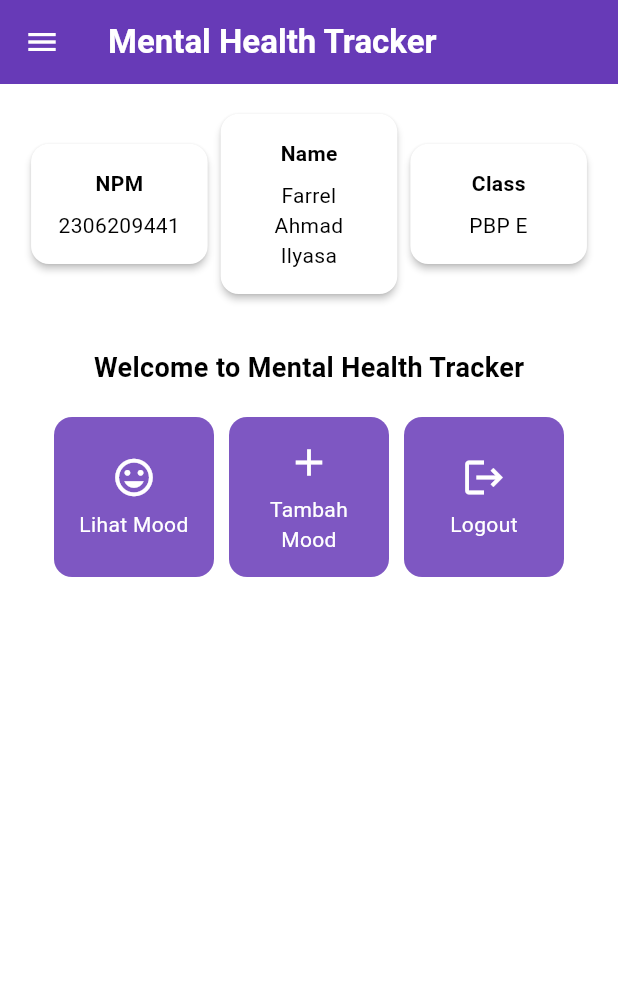
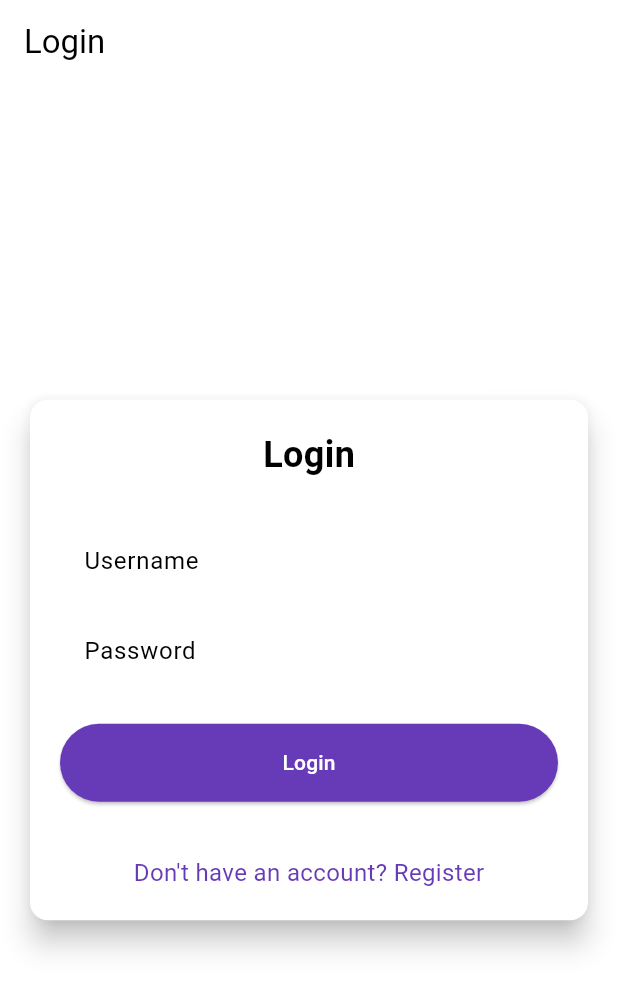
Before and after one commit to Kae20042005/mental-health-tracker-mobile, a Flutter app: the screen it shows after launch, on a phone screen of 412 x 824 dp. Shown: the top 991 px of the screen. Run offline on Flutter 3.47's test engine with Material 3 defaults, Android fonts, the phone set to English and light mode, and no system bars; missing offline and left inert: pbp_django_auth.

Commit message:
Menyelesaikan Tugas 8

```diff
--- a/lib/main.dart
+++ b/lib/main.dart
@@ -1,5 +1,7 @@
 import 'package:flutter/material.dart';
-import 'package:mental_health_tracker/screens/menu.dart';
+import 'package:mental_health_tracker/screens/login.dart';
+import 'package:pbp_django_auth/pbp_django_auth.dart';
+import 'package:provider/provider.dart';
 
 void main() {
   runApp(const MyApp());
@@ -11,29 +13,21 @@ class MyApp extends StatelessWidget {
   // This widget is the root of your application.
   @override
   Widget build(BuildContext context) {
-    return MaterialApp(
+    return Provider (
+      create: (_) {
+        CookieRequest request = CookieRequest();
+        return request;
+      },
+
+      child: MaterialApp(
       title: 'Flutter Demo',
       theme: ThemeData(
-        // This is the theme of your application.
-        //
-        // TRY THIS: Try running your application with "flutter run". You'll see
-        // the application has a purple toolbar. Then, without quitting the app,
-        // try changing the seedColor in the colorScheme below to Colors.green
-        // and then invoke "hot reload" (save your changes or press the "hot
-        // reload" button in a Flutter-supported IDE, or press "r" if you used
-        // the command line to start the app).
-        //
-        // Notice that the counter didn't reset back to zero; the application
-        // state is not lost during the reload. To reset the state, use hot
-        // restart instead.
-        //
-        // This works for code too, not just values: Most code changes can be
-        // tested with just a hot reload.
         colorScheme: ColorScheme.fromSwatch(
           primarySwatch: Colors.deepPurple).copyWith(secondary: Colors.deepPurple[400]),
         useMaterial3: true,
       ),
-      home: MyHomePage(),
+      home: const LoginPage(),
+      )
     );
   }
 }
--- /dev/null
+++ b/lib/screens/login.dart
@@ -0,0 +1,182 @@
+import 'package:mental_health_tracker/screens/menu.dart';
+import 'package:flutter/material.dart';
+import 'package:pbp_django_auth/pbp_django_auth.dart';
+import 'package:provider/provider.dart';
+import 'package:mental_health_tracker/screens/register.dart';
+// TODO: Import halaman RegisterPage jika sudah dibuat
+
+void main() {
+  runApp(const LoginApp());
+}
+
+class LoginApp extends StatelessWidget {
+  const LoginApp({super.key});
+
+  @override
+  Widget build(BuildContext context) {
+    return MaterialApp(
+      title: 'Login',
+      theme: ThemeData(
+        useMaterial3: true,
+        colorScheme: ColorScheme.fromSwatch(
+          primarySwatch: Colors.deepPurple,
+        ).copyWith(secondary: Colors.deepPurple[400]),
+      ),
+      home: const LoginPage(),
+    );
+  }
+}
+
+class LoginPage extends StatefulWidget {
+  const LoginPage({super.key});
+
+  @override
+  State<LoginPage> createState() => _LoginPageState();
+}
+
+class _LoginPageState extends State<LoginPage> {
+  final TextEditingController _usernameController = TextEditingController();
+  final TextEditingController _passwordController = TextEditingController();
+
+  @override
+  Widget build(BuildContext context) {
+    final request = context.watch<CookieRequest>();
+
+    return Scaffold(
+      appBar: AppBar(
+        title: const Text('Login'),
+      ),
+      body: Center(
+        child: SingleChildScrollView(
+          padding: const EdgeInsets.all(16.0),
+          child: Card(
+            elevation: 8,
+            shape: RoundedRectangleBorder(
+              borderRadius: BorderRadius.circular(12.0),
+            ),
+            child: Padding(
+              padding: const EdgeInsets.all(20.0),
+              child: Column(
+                mainAxisSize: MainAxisSize.min,
+                children: [
+                  const Text(
+                    'Login',
+                    style: TextStyle(
+                      fontSize: 24.0,
+                      fontWeight: FontWeight.bold,
+                    ),
+                  ),
+                  const SizedBox(height: 30.0),
+                  TextField(
+                    controller: _usernameController,
+                    decoration: const InputDecoration(
+                      labelText: 'Username',
+                      hintText: 'Enter your username',
+                      border: OutlineInputBorder(
+                        borderRadius: BorderRadius.all(Radius.circular(12.0)),
+                      ),
+                      contentPadding:
+                          EdgeInsets.symmetric(horizontal: 12.0, vertical: 8.0),
+                    ),
+                  ),
+                  const SizedBox(height: 12.0),
+                  TextField(
+                    controller: _passwordController,
+                    decoration: const InputDecoration(
+                      labelText: 'Password',
+                      hintText: 'Enter your password',
+                      border: OutlineInputBorder(
+                        borderRadius: BorderRadius.all(Radius.circular(12.0)),
+                      ),
+                      contentPadding:
+                          EdgeInsets.symmetric(horizontal: 12.0, vertical: 8.0),
+                    ),
+                    obscureText: true,
+                  ),
+                  const SizedBox(height: 24.0),
+                  ElevatedButton(
+                    onPressed: () async {
+                      String username = _usernameController.text;
+                      String password = _passwordController.text;
+
+                      // Cek kredensial
+                      // TODO: Ganti URL dan jangan lupa tambahkan trailing slash (/) di akhir URL!
+                      // Untuk menyambungkan Android emulator dengan Django pada localhost,
+                      // gunakan URL http://10.0.2.2/
+                      final response = await request
+                          .login("http://127.0.0.1:8000/auth/login/", {
+                        'username': username,
+                        'password': password,
+                      });
+
+                      if (request.loggedIn) {
+                        String message = response['message'];
+                        String uname = response['username'];
+                        if (context.mounted) {
+                          Navigator.pushReplacement(
+                            context,
+                            MaterialPageRoute(
+                                builder: (context) => MyHomePage()),
+                          );
+                          ScaffoldMessenger.of(context)
+                            ..hideCurrentSnackBar()
+                            ..showSnackBar(
+                              SnackBar(
+                                  content:
+                                      Text("$message Selamat datang, $uname.")),
+                            );
+                        }
+                      } else {
+                        if (context.mounted) {
+                          showDialog(
+                            context: context,
+                            builder: (context) => AlertDialog(
+                              title: const Text('Login Gagal'),
+                              content: Text(response['message']),
+                              actions: [
+                                TextButton(
+                                  child: const Text('OK'),
+                                  onPressed: () {
+                                    Navigator.pop(context);
+                                  },
+                                ),
+                              ],
+                            ),
+                          );
+                        }
+                      }
+                    },
+                    style: ElevatedButton.styleFrom(
+                      foregroundColor: Colors.white,
+                      minimumSize: Size(double.infinity, 50),
+                      backgroundColor: Theme.of(context).colorScheme.primary,
+                      padding: const EdgeInsets.symmetric(vertical: 16.0),
+                    ),
+                    child: const Text('Login'),
+                  ),
+                  const SizedBox(height: 36.0),
+                  GestureDetector(
+                    onTap: () {
+                      Navigator.push(
+                        context,
+                        MaterialPageRoute(
+                            builder: (context) => const RegisterPage()),
+                      );
+                    },
+                    child: Text(
+                      'Don\'t have an account? Register',
+                      style: TextStyle(
+                        color: Theme.of(context).colorScheme.primary,
+                        fontSize: 16.0,
+                      ),
+                    ),
+                  ),
+                ],
+              ),
+            ),
+          ),
+        ),
+      ),
+    );
+  }
+}
--- a/pubspec.yaml
+++ b/pubspec.yaml
@@ -35,6 +35,9 @@ dependencies:
   # The following adds the Cupertino Icons font to your application.
   # Use with the CupertinoIcons class for iOS style icons.
   cupertino_icons: ^1.0.8
+  provider: ^6.1.2
+  pbp_django_auth: ^0.4.0
+  http: ^1.2.2
 
 dev_dependencies:
   flutter_test:
```
Also changed, not shown: lib/models/mood_entry.dart (added, +85 -0 lines), lib/screens/list_moodentry.dart (added, +90 -0 lines), lib/screens/register.dart (added, +166 -0 lines), lib/widgets/left_drawer.dart (+20 -4 lines), lib/widgets/mood_card.dart (+37 -2 lines), pubspec.lock, 2 other files.
